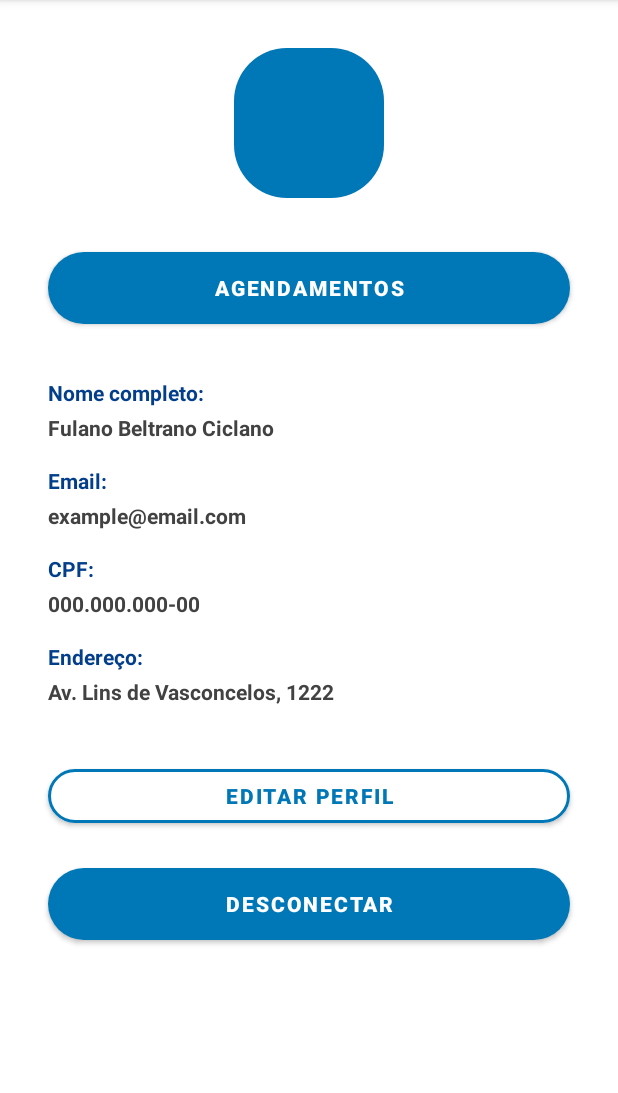
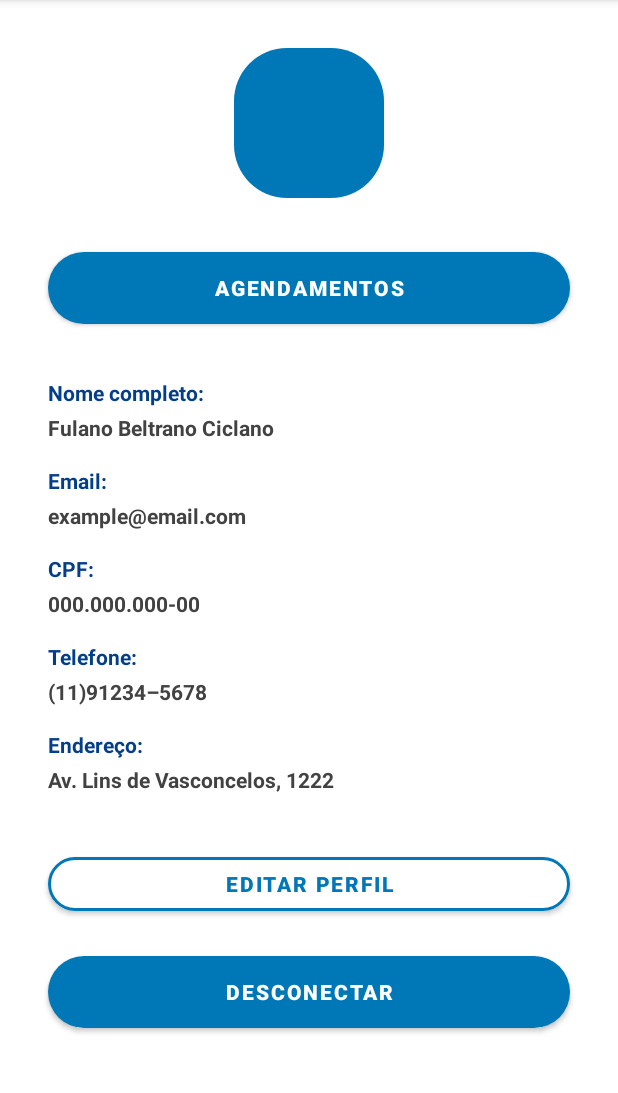
Before and after one commit to antfy/antfyV2, an Android app: the HomeActivity screen opened directly, with no data from a screen before it, after a tap on an icon or button, on a phone screen of 412 x 824 dp, the part 84-1177 px from its top. Run offline under Robolectric (Android 15) with nearby library versions, the phone set to English and light mode, and no system bars.

Commit message:
Layout e intent whatsapp

```diff
--- a/app/src/main/java/com/example/antfyv2/HomeActivity.java
+++ b/app/src/main/java/com/example/antfyv2/HomeActivity.java
@@ -10,6 +10,7 @@ import android.view.View;
 import android.webkit.WebView;
 import android.webkit.WebViewClient;
 import android.widget.Button;
+import android.widget.EditText;
 import android.widget.ImageView;
 
 import java.util.Objects;
@@ -29,6 +30,7 @@ public class HomeActivity extends AppCompatActivity {
         decorView.setSystemUiVisibility(uiOpcoes);
 
 
+
         // SENTINDO ACTIVITY
         Button btSentindo = findViewById(R.id.btSentindo);
         btSentindo.setOnClickListener(new View.OnClickListener() {
@@ -36,6 +38,19 @@ public class HomeActivity extends AppCompatActivity {
             public void onClick(View v) {
                 // intent
                 startActivity(new Intent(getApplicationContext(), SentindoActivity.class));
+            }
+        });
+
+        // MENSAGEM WHATSAPP
+        Button btMensagem = findViewById(R.id.btMensagens);
+        btMensagem.setOnClickListener(new View.OnClickListener() {
+            @Override
+            public void onClick(View v) {
+                EditText telefone = findViewById(R.id.textTelefone);
+                String wpp = "https://api.whatsapp.com/send?phone=" + telefone.getText().toString();
+                Intent intent = new Intent(Intent.ACTION_VIEW);
+                intent.setData(Uri.parse(wpp));
+                startActivity(intent);
             }
         });
 
@@ -60,6 +75,7 @@ public class HomeActivity extends AppCompatActivity {
         });
 
 
+
         // WEBVIEW
         WebView webview = findViewById(R.id.noticias);
         webview.setWebViewClient(new WebViewClient());
--- a/app/src/main/res/layout/activity_perfil.xml
+++ b/app/src/main/res/layout/activity_perfil.xml
@@ -60,6 +60,21 @@
                 app:strokeWidth="2dp" />
 
             <TextView
+                android:id="@+id/telefone"
+                android:layout_width="0dp"
+                android:layout_height="wrap_content"
+                android:layout_marginStart="32dp"
+                android:layout_marginTop="4dp"
+                android:layout_marginEnd="32dp"
+                android:text="@string/dados_telNum"
+                android:textAlignment="textStart"
+                android:textColor="@color/cardview_dark_background"
+                android:textStyle="bold"
+                app:layout_constraintEnd_toEndOf="parent"
+                app:layout_constraintStart_toStartOf="parent"
+                app:layout_constraintTop_toBottomOf="@+id/nome7" />
+
+            <TextView
                 android:id="@+id/endereco"
                 android:layout_width="0dp"
                 android:layout_height="wrap_content"
@@ -72,10 +87,25 @@
                 android:textStyle="bold"
                 app:layout_constraintEnd_toEndOf="parent"
                 app:layout_constraintStart_toStartOf="parent"
-                app:layout_constraintTop_toBottomOf="@+id/nome7" />
+                app:layout_constraintTop_toBottomOf="@+id/nome3" />
 
             <TextView
                 android:id="@+id/nome7"
+                android:layout_width="0dp"
+                android:layout_height="wrap_content"
+                android:layout_marginStart="32dp"
+                android:layout_marginTop="16dp"
+                android:layout_marginEnd="32dp"
+                android:text="@string/dados_tel"
+                android:textAlignment="textStart"
+                android:textColor="@color/antfy_dark"
+                android:textStyle="bold"
+                app:layout_constraintEnd_toEndOf="parent"
+                app:layout_constraintStart_toStartOf="parent"
+                app:layout_constraintTop_toBottomOf="@+id/cpf" />
+
+            <TextView
+                android:id="@+id/nome3"
                 android:layout_width="0dp"
                 android:layout_height="wrap_content"
                 android:layout_marginStart="32dp"
@@ -87,7 +117,7 @@
                 android:textStyle="bold"
                 app:layout_constraintEnd_toEndOf="parent"
                 app:layout_constraintStart_toStartOf="parent"
-                app:layout_constraintTop_toBottomOf="@+id/cpf" />
+                app:layout_constraintTop_toBottomOf="@+id/telefone" />
 
             <Button
                 android:id="@+id/btAgenda"
--- a/app/src/main/res/values/strings.xml
+++ b/app/src/main/res/values/strings.xml
@@ -21,6 +21,7 @@
     <string name="dados_endereco">Endereço:</string>
     <string name="dados_enderecoNum">Av. Lins de Vasconcelos, 1222</string>
     <string name="dados_tel">Telefone:</string>
+    <string name="dados_telNum">(11)91234–5678</string>
     <string name="dados_rg">RG:</string>
     <string name="dados_cpf">CPF:</string>
     <string name="dados_cpfNum">000.000.000-00</string>
```
Also changed, not shown: app/src/main/res/layout/activity_cadastro.xml (+30 -2 lines).
